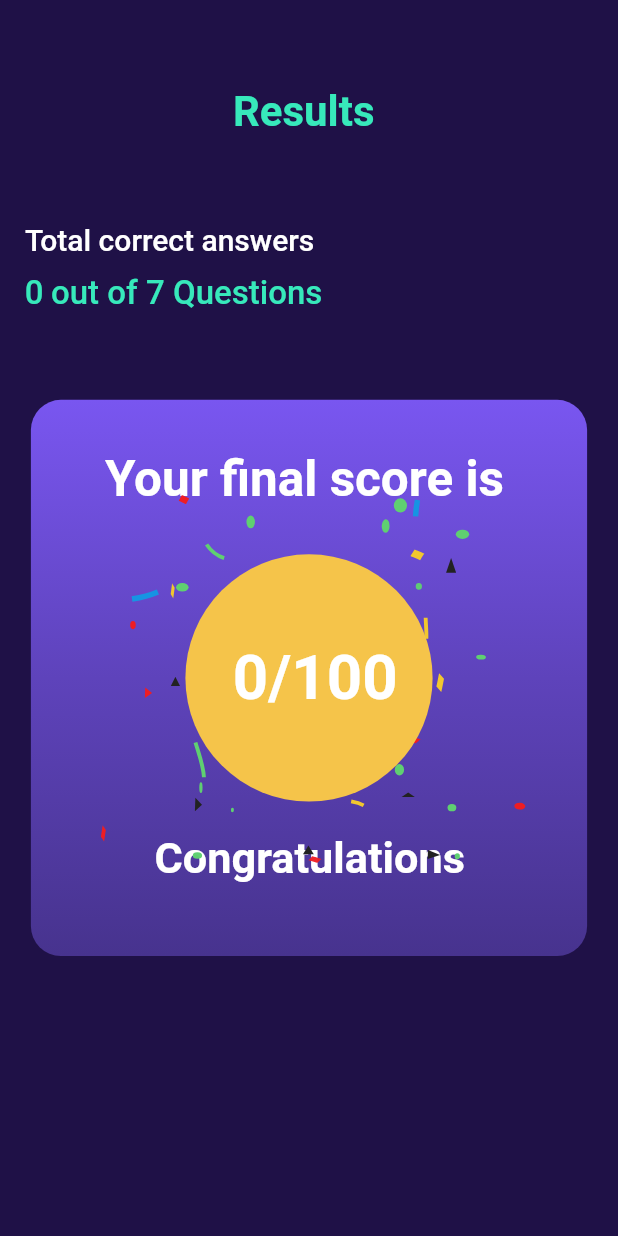
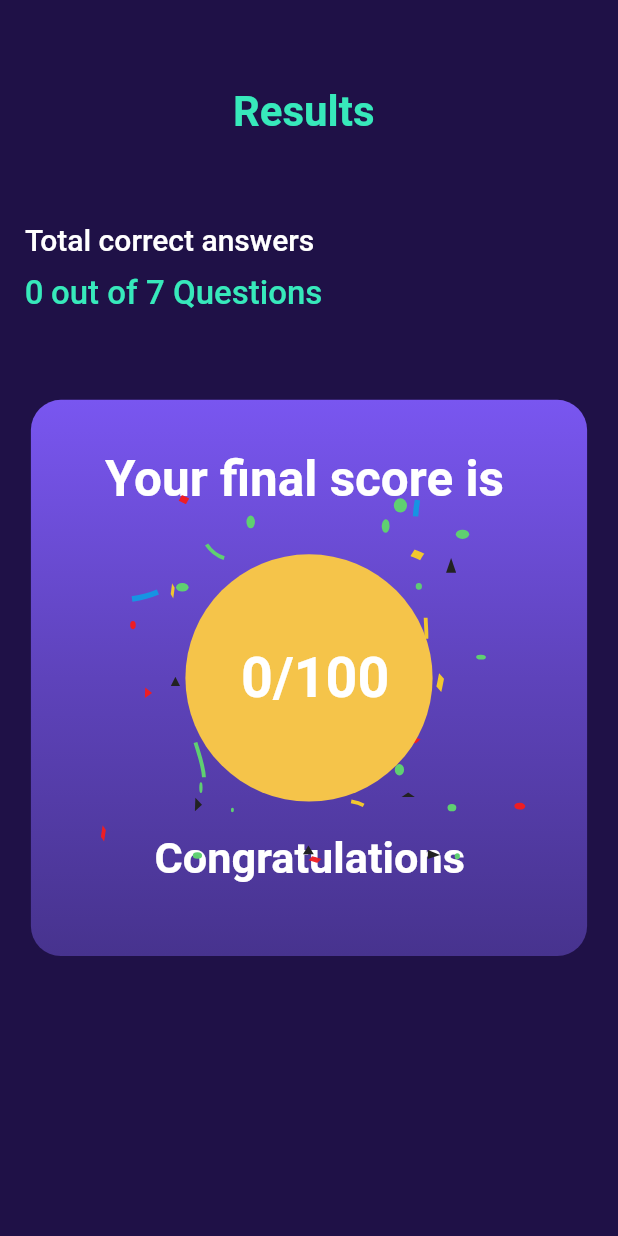
Before and after one commit to SSalahAyman/CodeCasa, a Flutter app: the ScoreScreen screen opened directly, on a phone screen of 412 x 824 dp. Run offline on Flutter 3.47's test engine with Material 2 defaults, Android fonts, the phone set to English and light mode, and no system bars; our stand-ins replace animated_text_kit, get, lottie, smooth_page_indicator.

Commit message:
finnish app

```diff
--- a/quizapp/lib/screens/score_screen.dart
+++ b/quizapp/lib/screens/score_screen.dart
@@ -143,7 +143,7 @@ class ScoreScreen extends StatelessWidget {
                                 style: TextStyle(
                                   color: Colors.white,
                                   fontWeight: FontWeight.w600,
-                                  fontSize: width * 0.1,
+                                  fontSize: width * 0.09,
                                 ),
                               ),
                             ),
@@ -152,7 +152,10 @@ class ScoreScreen extends StatelessWidget {
                       ],
                     ),
                   ),
-                )
+                ),
+                SizedBox(
+                  height: height * 0.08,
+                ),
               ],
             ),
           ),
--- a/quizapp/lib/screens/welcome_screen.dart
+++ b/quizapp/lib/screens/welcome_screen.dart
@@ -19,6 +19,8 @@ class _WelcomeScreenState extends State<WelcomeScreen> {
   final GlobalKey<FormState> _formkey = GlobalKey();
 
   final _nameController = TextEditingController();
+
+  late QuizController controller;
 
   final btnPrimaryGradient = const LinearGradient(
     colors: [Color(0xFF46A0AE), Color(0xFF00FFCB)],
```
Also changed, not shown: quizapp/lib/controllers/quiz_controller.dart (+0 -13 lines).
